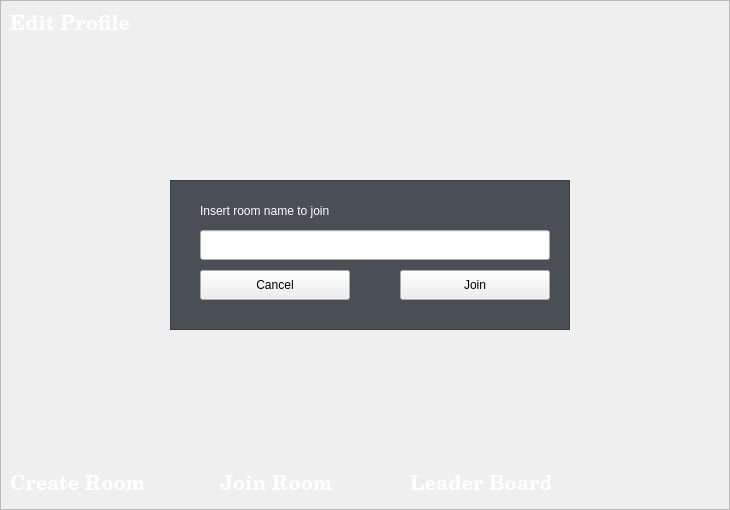
Qt form src/client/menu_login.ui (SaDaNdLoNeLy/tictactoe) before a commit.
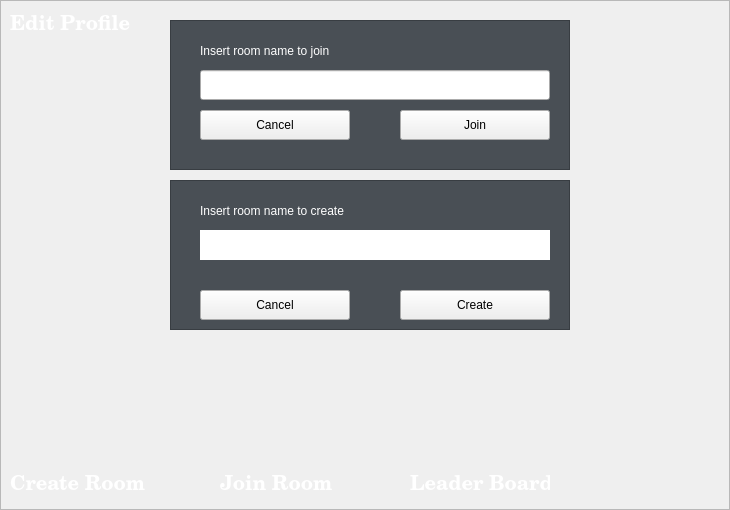
The same form after that commit. Icons and pictures are not drawn.

Commit message: Create room

What changed in the file:
```diff
--- a/src/client/menu_login.ui
+++ b/src/client/menu_login.ui
@@ -270,7 +270,7 @@
     <property name="geometry">
      <rect>
       <x>30</x>
-      <y>90</y>
+      <y>110</y>
       <width>150</width>
       <height>30</height>
      </rect>
@@ -283,7 +283,7 @@
     <property name="geometry">
      <rect>
       <x>230</x>
-      <y>90</y>
+      <y>110</y>
       <width>150</width>
       <height>30</height>
      </rect>
@@ -292,12 +292,35 @@
      <string>Create</string>
     </property>
    </widget>
+   <widget class="QLabel" name="warning_create">
+    <property name="geometry">
+     <rect>
+      <x>30</x>
+      <y>80</y>
+      <width>351</width>
+      <height>21</height>
+     </rect>
+    </property>
+    <property name="font">
+     <font>
+      <pointsize>-1</pointsize>
+      <bold>true</bold>
+     </font>
+    </property>
+    <property name="styleSheet">
+     <string notr="true">color: red;
+font-size: 15px;</string>
+    </property>
+    <property name="text">
+     <string/>
+    </property>
+   </widget>
   </widget>
   <widget class="QFrame" name="joinRoom">
    <property name="geometry">
     <rect>
      <x>170</x>
-     <y>180</y>
+     <y>20</y>
      <width>400</width>
      <height>150</height>
     </rect>
```
The commit also changes 34 other files.
